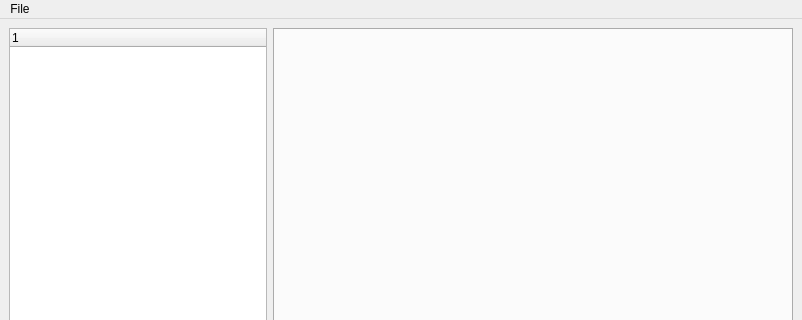
This is src/SpyderMockUp/SpyderMockUp.ui in goanpeca/ATE.org as Qt 5 draws it before an edit; both pictures show x 0 to 802 and y 0 to 320 of the 802 by 696 pixel window. The edited form follows.
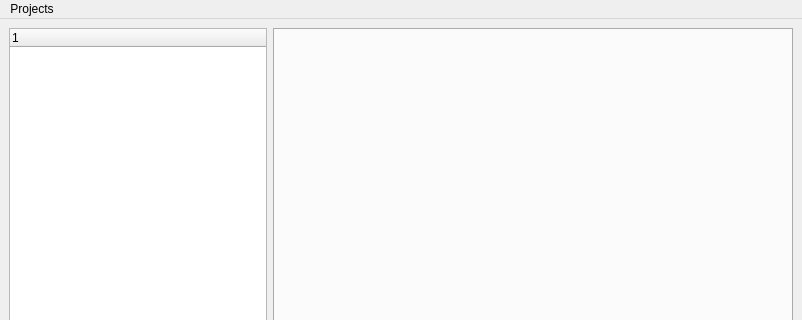
This is the edited form.

```diff
--- a/src/SpyderMockUp/SpyderMockUp.ui
+++ b/src/SpyderMockUp/SpyderMockUp.ui
@@ -64,7 +64,7 @@
    </property>
    <widget class="QMenu" name="menuFile">
     <property name="title">
-     <string>File</string>
+     <string>Projects</string>
     </property>
     <widget class="QMenu" name="file_new">
      <property name="title">
```
Left out of the diff: 31 changed lines with no effect on the pictures.
